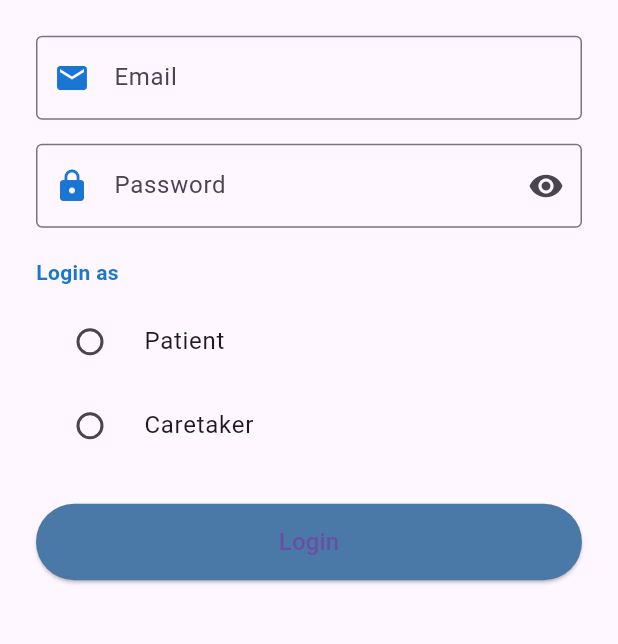
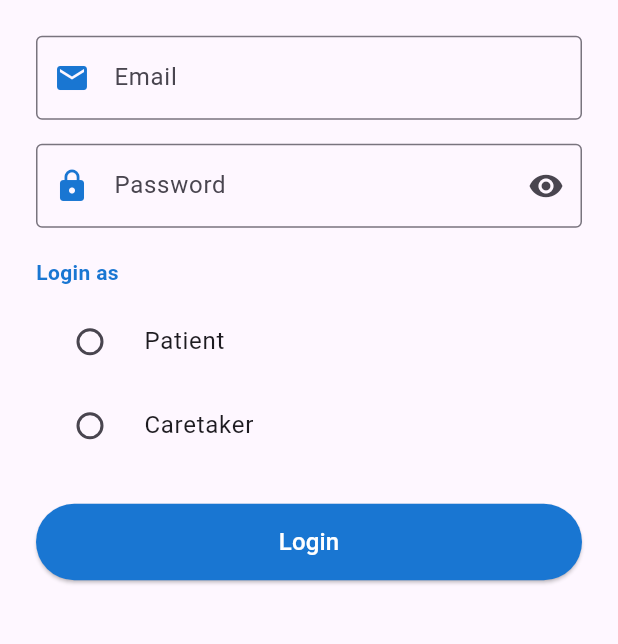
Before and after one commit to CareLink-Team/CareLink, a Flutter app: the screen it shows after launch, on a phone screen of 412 x 824 dp, the part 427-1071 px from its top. Run offline on Flutter 3.47's test engine with Material 3 defaults, Android fonts, the light colour scheme and no system bars; our stand-ins replace supabase_flutter; accounts and stored records are empty.

Commit message:
color change

```diff
--- a/lib/Doctor_App/views/auth/login_screen.dart
+++ b/lib/Doctor_App/views/auth/login_screen.dart
@@ -19,6 +19,7 @@ class _LoginScreenState extends State<LoginScreen> {
   @override
   Widget build(BuildContext context) {
     return Scaffold(
+      backgroundColor: Color(0xFFE8F6FF),
       body: Center(
         child: SingleChildScrollView(
           padding: const EdgeInsets.all(24),
@@ -116,6 +117,7 @@ class _LoginScreenState extends State<LoginScreen> {
                       child: ElevatedButton(
                         style: ElevatedButton.styleFrom(
                           backgroundColor: const Color(0xFF1976D2),
+                          foregroundColor: Colors.white,
                           padding: const EdgeInsets.symmetric(vertical: 14),
                         ),
                         onPressed: () async {
--- a/lib/Patient_Caretaker_App/views/auth/login_screen.dart
+++ b/lib/Patient_Caretaker_App/views/auth/login_screen.dart
@@ -156,12 +156,8 @@ class _LoginScreenState extends State<LoginScreen> {
                       width: double.infinity,
                       child: ElevatedButton(
                         style: ElevatedButton.styleFrom(
-                          backgroundColor: const Color.fromARGB(
-                            255,
-                            75,
-                            121,
-                            167,
-                          ),
+                          backgroundColor: const Color(0xFF1976D2),
+                          foregroundColor: Colors.white,
                           padding: const EdgeInsets.symmetric(vertical: 14),
                         ),
                         onPressed: _loading
```
Also changed, not shown: 1 other file.
